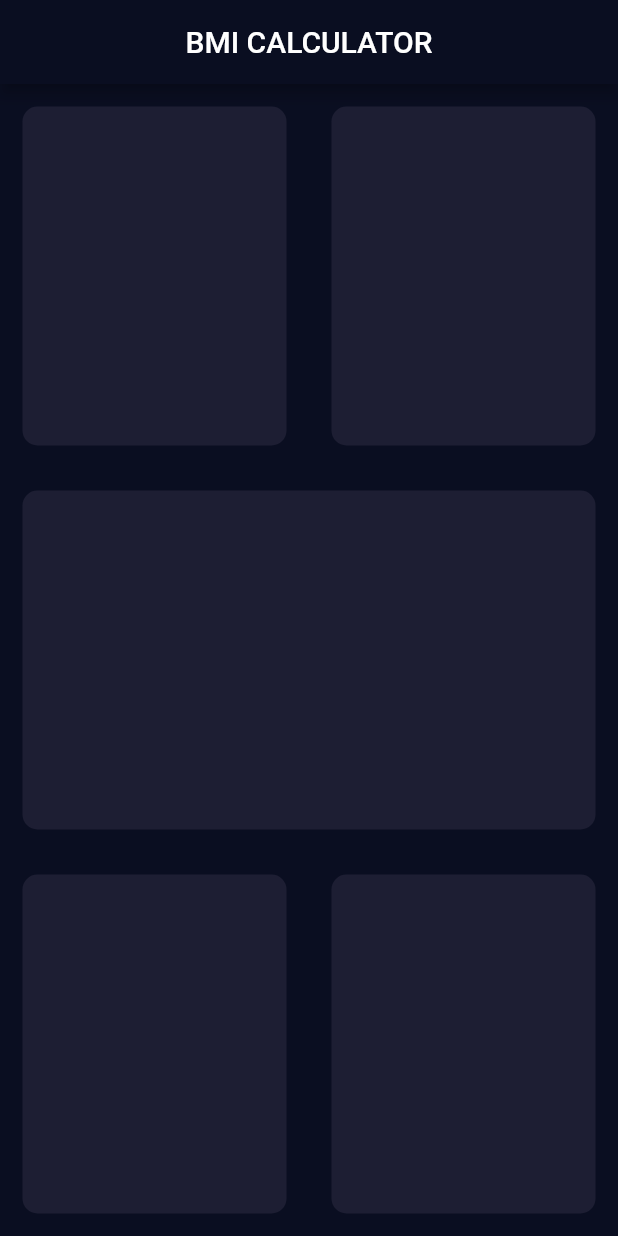
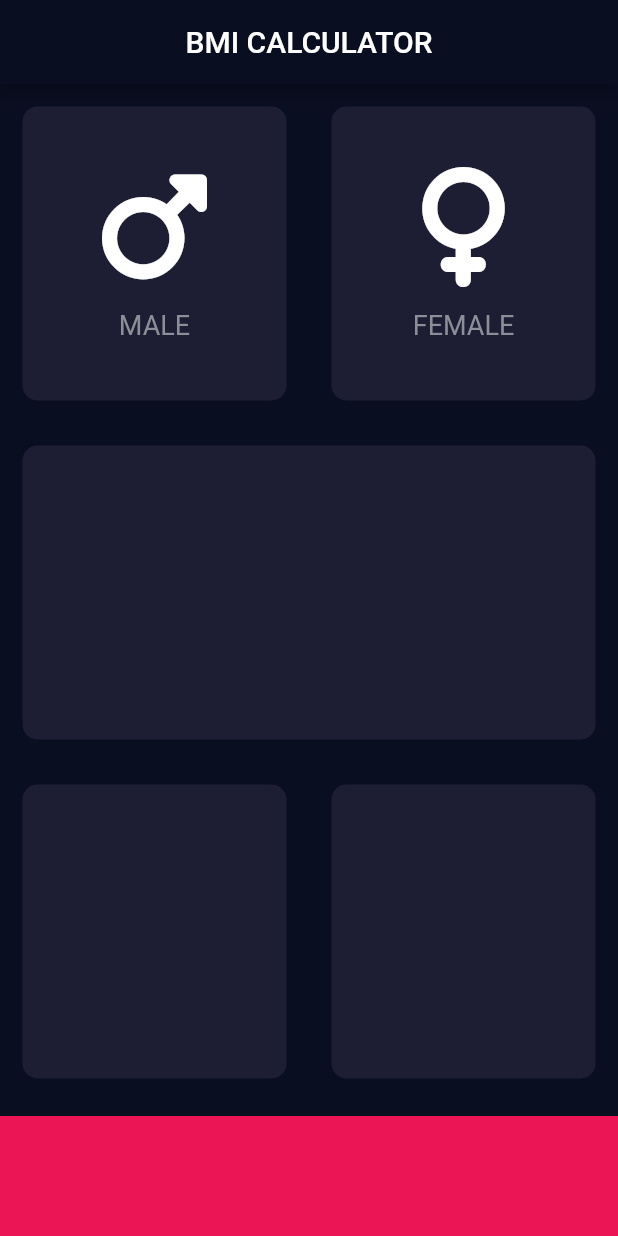
Before and after one commit to juriaCardozo/BMI-calculator, a Flutter app: the screen it shows after launch, on a phone screen of 412 x 824 dp. Run offline on Flutter 3.47's test engine with Material 2 defaults, Android fonts, the phone set to English and light mode, and no system bars; our stand-ins replace font_awesome_flutter.

Commit message:
Adding gender cards

```diff
--- /dev/null
+++ b/lib/icon_content.dart
@@ -0,0 +1,26 @@
+import 'package:flutter/material.dart';
+
+class IconContent extends StatelessWidget {
+  IconContent({required this.widgetText, required this.icon});
+
+  final String widgetText;
+  final IconData icon;
+
+  @override
+  Widget build(BuildContext context) {
+    return Column(
+      mainAxisAlignment: MainAxisAlignment.center,
+      children: [
+        Icon(icon, size: 80.0),
+        SizedBox(height: 15),
+        Text(
+          widgetText,
+          style: TextStyle(
+            fontSize: 18.0,
+            color: Color(0xFF8D8E98),
+          ),
+        ),
+      ],
+    );
+  }
+}
--- a/lib/input_page.dart
+++ b/lib/input_page.dart
@@ -1,4 +1,11 @@
 import 'package:flutter/material.dart';
+import 'package:font_awesome_flutter/font_awesome_flutter.dart';
+import 'icon_content.dart';
+import 'reusable_card.dart';
+
+const bottomContainerHeight = 80.0;
+const activeCardColour = Color(0xFF1D1E33);
+const bottomContainerColour = Color(0xFFEB1555);
 
 class InputPage extends StatefulWidget {
   @override
@@ -17,44 +24,45 @@ class _InputPageState extends State<InputPage> {
         Expanded(
           child: Row(children: [
             Expanded(
-              child: ReusableCard(colour: Color(0xFF1D1E33)),
+              child: ReusableCard(
+                colour: activeCardColour,
+                cardChild: IconContent(
+                  icon: FontAwesomeIcons.mars,
+                  widgetText: 'MALE',
+                ),
+              ),
             ),
             Expanded(
-              child: ReusableCard(colour: Color(0xFF1D1E33)),
+              child: ReusableCard(
+                colour: activeCardColour,
+                cardChild: IconContent(
+                  widgetText: 'FEMALE',
+                  icon: FontAwesomeIcons.venus,
+                ),
+              ),
             ),
           ]),
         ),
         Expanded(
-          child: ReusableCard(colour: Color(0xFF1D1E33)),
+          child: ReusableCard(colour: activeCardColour),
         ),
         Expanded(
           child: Row(children: [
             Expanded(
-              child: ReusableCard(colour: Color(0xFF1D1E33)),
+              child: ReusableCard(colour: activeCardColour),
             ),
             Expanded(
-              child: ReusableCard(colour: Color(0xFF1D1E33)),
+              child: ReusableCard(colour: activeCardColour),
             ),
           ]),
+        ),
+        Container(
+          color: bottomContainerColour,
+          margin: EdgeInsets.only(top: 10),
+          width: double.infinity,
+          height: bottomContainerHeight,
         ),
       ]),
     );
   }
 }
-
-class ReusableCard extends StatelessWidget {
-  ReusableCard({required this.colour});
-
-  Color colour;
-
-  @override
-  Widget build(BuildContext context) {
-    return Container(
-      margin: EdgeInsets.all(15),
-      decoration: BoxDecoration(
-        color: colour,
-        borderRadius: BorderRadius.all(Radius.circular(10)),
-      ),
-    );
-  }
-}
--- /dev/null
+++ b/lib/reusable_card.dart
@@ -0,0 +1,20 @@
+import 'package:flutter/material.dart';
+
+class ReusableCard extends StatelessWidget {
+  ReusableCard({required this.colour, this.cardChild});
+
+  final Color colour;
+  final Widget? cardChild;
+
+  @override
+  Widget build(BuildContext context) {
+    return Container(
+      child: cardChild,
+      margin: EdgeInsets.all(15),
+      decoration: BoxDecoration(
+        color: colour,
+        borderRadius: BorderRadius.all(Radius.circular(10)),
+      ),
+    );
+  }
+}
--- a/pubspec.yaml
+++ b/pubspec.yaml
@@ -36,6 +36,7 @@ dependencies:
   # The following adds the Cupertino Icons font to your application.
   # Use with the CupertinoIcons class for iOS style icons.
   cupertino_icons: ^1.0.2
+  font_awesome_flutter: ^10.3.0
 
 dev_dependencies:
   flutter_test:
```
Also changed, not shown: pubspec.lock.
